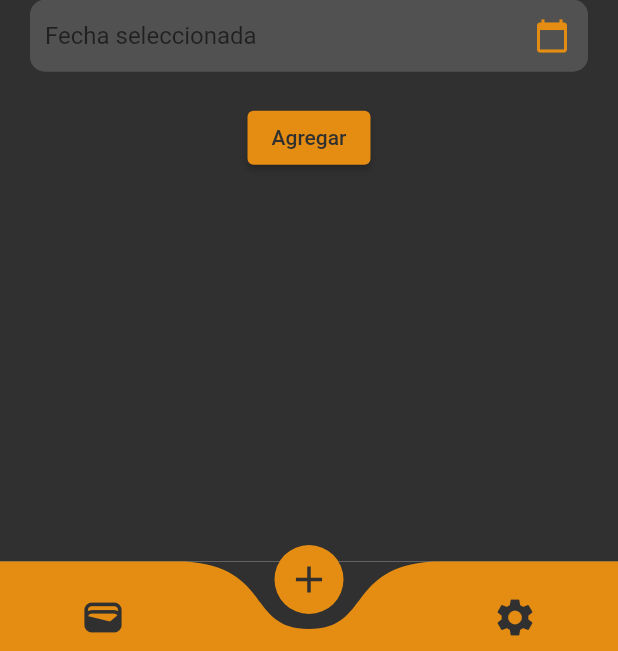
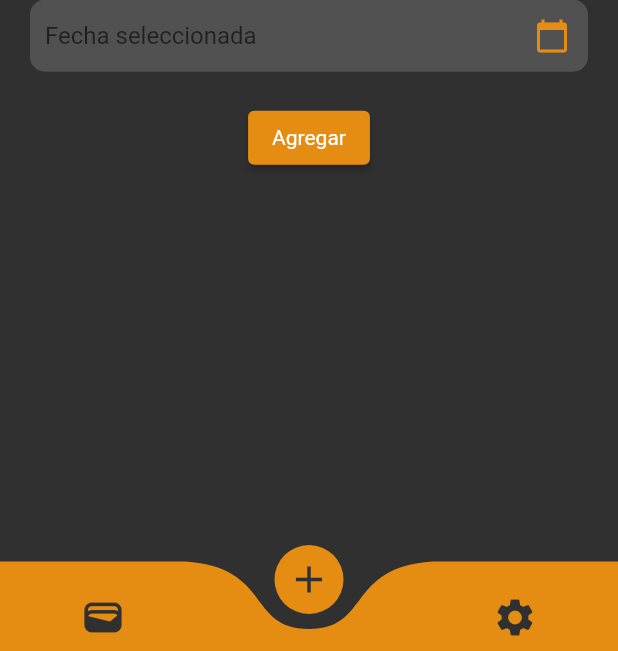
Before and after one commit to yfoglia/app-notifications, a Flutter app: the screen it shows after launch, item 2 of the bottom bar chosen, on a phone screen of 412 x 824 dp. Shown: the part 562-1213 px from the top of the screen. Run offline on Flutter 3.47's test engine with Material 2 defaults, Android fonts, the phone set to English and light mode, and no system bars; drawn by our look-alikes of curved_navigation_bar; our stand-ins replace cloud_firestore, firebase_core, flutter_local_notifications, fluttertoast; accounts and stored records are empty.

Commit message:
implement change in add product

```diff
--- a/lib/pages/home/home_page.dart
+++ b/lib/pages/home/home_page.dart
@@ -14,13 +14,14 @@ class Home extends StatefulWidget {
 class HomeState extends State<Home> {
   late int _page = 0;
 
-
   @override
   Widget build(BuildContext context) {
     return Scaffold(
+      backgroundColor: ColorExtensions.dark,
       bottomNavigationBar: CurvedNavigationBar(
         backgroundColor: ColorExtensions.dark,
         color: ColorExtensions.orangeMenu,
+		animationDuration: Duration(milliseconds: 400),
         items: [
           Icon(Icons.wallet, size: 30, color: ColorExtensions.dark),
           Icon(Icons.add, size: 30, color: ColorExtensions.dark),
--- a/lib/pages/product/add_product.dart
+++ b/lib/pages/product/add_product.dart
@@ -1,6 +1,8 @@
 import 'package:flutter/material.dart';
 import 'package:flutter_notifications/colors/color_extensions.dart';
+import 'package:flutter_notifications/pages/home/home_page.dart';
 import 'package:flutter_notifications/services/firebase_service.dart';
+import 'package:fluttertoast/fluttertoast.dart';
 import 'package:intl/intl.dart'; // Importar el paquete intl para formatear la fecha
 
 import '../../models/product_model.dart';
@@ -17,6 +19,7 @@ class _AddProductPageState extends State<AddProductPage> {
   TextEditingController codeController = TextEditingController(text: "");
   TextEditingController dateController = TextEditingController();
   DateTime? selectedDate;
+  bool isLoading = false;
 
   @override
   void initState() {
@@ -34,7 +37,8 @@ class _AddProductPageState extends State<AddProductPage> {
         return Theme(
           data: ThemeData.dark().copyWith(
             colorScheme: const ColorScheme.light().copyWith(
-              primary: ColorExtensions.orangeMenu, // Cambia el color del selector de fecha
+              primary: ColorExtensions
+                  .orangeMenu, // Cambia el color del selector de fecha
             ),
           ),
           child: child!,
@@ -68,8 +72,7 @@ class _AddProductPageState extends State<AddProductPage> {
                 ),
                 child: TextField(
                   controller: nameController,
-                  style: TextStyle(
-                      color: ColorExtensions.inputText),
+                  style: TextStyle(color: ColorExtensions.inputText),
                   decoration: const InputDecoration(
                     hintText: 'Ingresar nombre',
                     border: InputBorder.none,
@@ -85,8 +88,7 @@ class _AddProductPageState extends State<AddProductPage> {
                 ),
                 child: TextField(
                   controller: codeController,
-                  style: TextStyle(
-                      color: ColorExtensions.inputText),
+                  style: TextStyle(color: ColorExtensions.inputText),
                   decoration: const InputDecoration(
                     hintText: 'Ingresar código',
                     border: InputBorder.none,
@@ -124,36 +126,43 @@ class _AddProductPageState extends State<AddProductPage> {
                 ),
               ),
               const SizedBox(height: 20),
-              ElevatedButton(
+              IgnorePointer(
+                ignoring: isLoading,
+                child: ElevatedButton(
                   onPressed: () async {
-                  await addProductEvent(nameController.text,
-                      codeController.text, selectedDate, context);
+                    await addProductEvent(nameController.text, codeController.text, selectedDate, context);
                   },
                   style: ElevatedButton.styleFrom(
-                  backgroundColor: ColorExtensions
-                      .orangeMenu, // Cambia el color del botón de guardar
+                    primary: isLoading ? Colors.grey : ColorExtensions.orangeMenu,
+                    textStyle: TextStyle(color: isLoading ? Colors.black54 : ColorExtensions.dark),
                   ),
-                child: Text('Agregar',
-                    style: TextStyle(color: ColorExtensions.dark)),
+                  child: Text('Agregar'),
                 ),
+              ),
+              if (isLoading)
+                Padding(
+                  padding: const EdgeInsets.all(18.0),
+                  child: Center(
+                    child: CircularProgressIndicator(
+                      valueColor: AlwaysStoppedAnimation<Color>(ColorExtensions.orangeMenu),
+                    ),
+                  ),
+                )
             ],
           ),
         ),
       ),
     );
   }
-}
 
-Future<void> addProductEvent(String name, String code, DateTime? selectedDate,
-    BuildContext context) async {
+  Future<void> addProductEvent(String name, String code, DateTime? selectedDate, BuildContext context) async {
     if (selectedDate == null) {
       showDialog(
         context: context,
         builder: (BuildContext context) {
           return AlertDialog(
             title: const Text('Fecha no seleccionada'),
-          content:
-              const Text('Por favor, seleccione una fecha antes de guardar.'),
+            content: const Text('Por favor, seleccione una fecha antes de guardar.'),
             actions: <Widget>[
               TextButton(
                 child: const Text('Cerrar'),
@@ -168,6 +177,10 @@ Future<void> addProductEvent(String name, String code, DateTime? selectedDate,
       return;
     }
 
+    setState(() {
+      isLoading = true;
+    });
+
     Product newProduct = Product(
       name: name,
       code: code,
@@ -175,6 +188,24 @@ Future<void> addProductEvent(String name, String code, DateTime? selectedDate,
     );
 
     await addProduct(newProduct).then((_) {
+      // Producto agregado exitosamente
+      Fluttertoast.showToast(
+        msg: 'Producto agregado',
+        toastLength: Toast.LENGTH_SHORT,
+        gravity: ToastGravity.BOTTOM,
+        backgroundColor: Colors.black87,
+        textColor: Colors.white,
+      );
 
+      setState(() {
+        isLoading = false;
+      });
+
+      // Redirigir al usuario al Home
+      Navigator.of(context).pushAndRemoveUntil(
+        MaterialPageRoute(builder: (context) => Home()),
+        (Route<dynamic> route) => false,
+      );
     });
   }
+}
--- a/lib/pages/product/list_product.dart
+++ b/lib/pages/product/list_product.dart
@@ -108,8 +108,10 @@ class _ListProductPageState extends State<ListProductPage> {
             ),
           );
         } else {
-          return const Center(
-            child: CircularProgressIndicator(),
+          return Center(
+            child: CircularProgressIndicator(
+                valueColor:
+                    AlwaysStoppedAnimation<Color>(ColorExtensions.orangeMenu)),
           );
         }
       },
@@ -143,7 +145,8 @@ class _ListProductPageState extends State<ListProductPage> {
       String firebaseId = _productData[_selectedProductIndex]['firebaseId'];
       String initialName = _productData[_selectedProductIndex]['name'];
       String initialCode = _productData[_selectedProductIndex]['code'];
-    DateTime initialDate = DateTime.parse(_productData[_selectedProductIndex]['expirationDate']);
+      DateTime initialDate =
+          DateTime.parse(_productData[_selectedProductIndex]['expirationDate']);
 
       return WillPopScope(
         onWillPop: () async {
@@ -157,15 +160,15 @@ class _ListProductPageState extends State<ListProductPage> {
           initialName: initialName,
           initialCode: initialCode,
           initialDate: initialDate,
-        onUpdate: (String firebaseId, String name, String code, DateTime selectedDate, BuildContext context) async {
+          onUpdate: (String firebaseId, String name, String code,
+              DateTime selectedDate, BuildContext context) async {
             Product newProduct = Product(
               name: name,
               code: code,
               expirationDate: selectedDate,
             );
 
-          await updateProduct(firebaseId, newProduct).then((_) {
-          });
+            await updateProduct(firebaseId, newProduct).then((_) {});
           },
           onClose: () {
             setState(() {
@@ -178,6 +181,4 @@ class _ListProductPageState extends State<ListProductPage> {
       return const SizedBox.shrink();
     }
   }
-
-
 }
```
Lines whose indentation alone changed are shown as unchanged.
